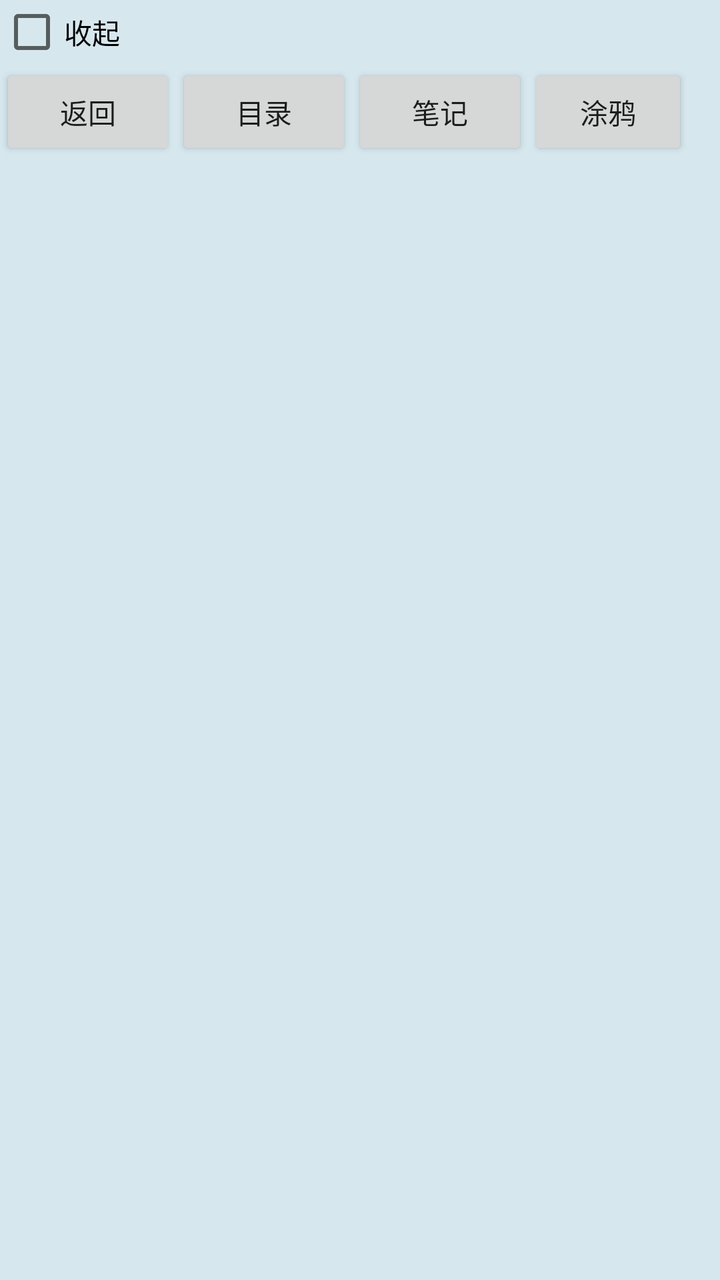
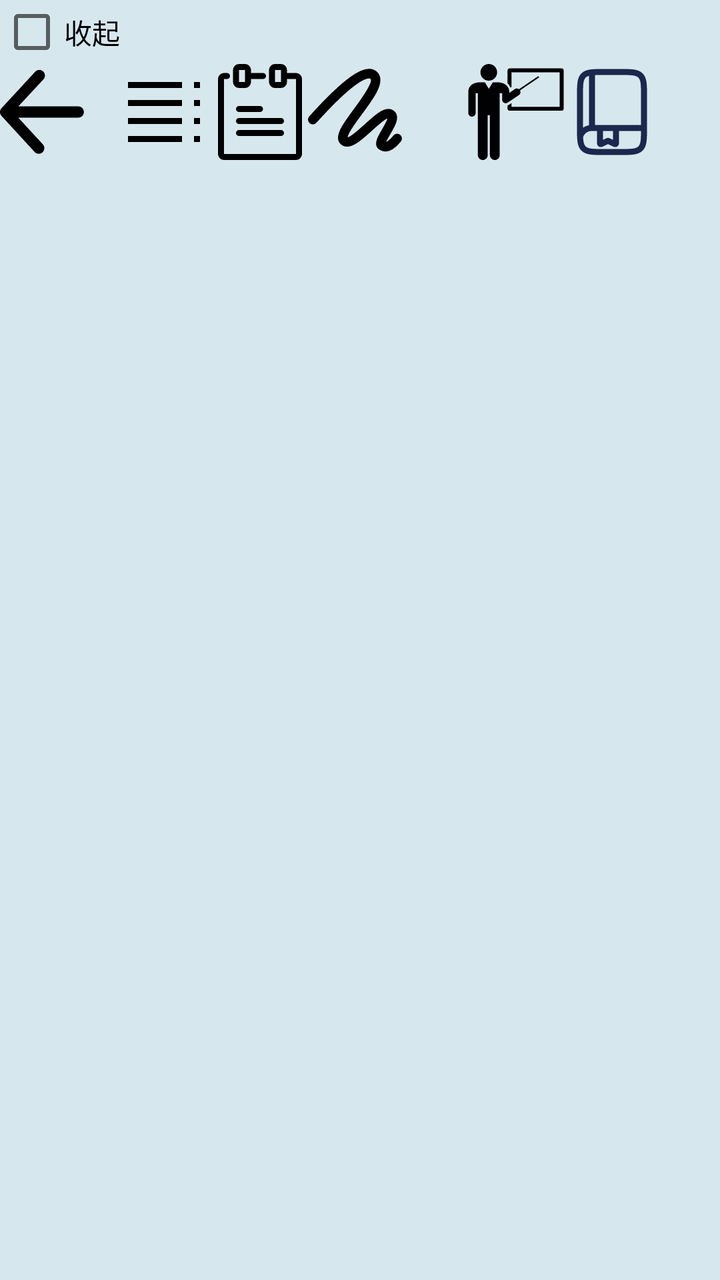

Two renders of the same Android screen: before a commit and after it. Below are the layout's source before the change and the commit's diff.
<!-- AndroidManifest.xml: application theme Theme.IMatesApp.FullScreen -->
<!-- res/layout/floating_pdf_tools.xml -->
<?xml version="1.0" encoding="utf-8"?>
<androidx.constraintlayout.widget.ConstraintLayout
    xmlns:android="http://schemas.android.com/apk/res/android"
    xmlns:app="http://schemas.android.com/apk/res-auto"
    android:background="#80B5D6E4"
    android:layout_width="wrap_content"
    android:layout_height="wrap_content">

    <CheckBox
        android:id="@+id/btn_collapse"
        android:text="收起"
        android:layout_width="wrap_content"
        android:layout_height="wrap_content"
        app:layout_constraintStart_toStartOf="parent"
        app:layout_constraintTop_toTopOf="parent"/>

    <LinearLayout
        android:id="@+id/tools_layout"
        android:layout_width="wrap_content"
        android:layout_height="wrap_content"
        android:orientation="horizontal"
        app:layout_constraintTop_toBottomOf="@id/btn_collapse"
        app:layout_constraintStart_toStartOf="parent">

        <Button
            android:id="@+id/btn_back"
            android:text = "返回"
            android:layout_width="wrap_content"
            android:layout_height="wrap_content"/>

        <Button
            android:id="@+id/btn_contents"
            android:text = "目录"
            android:layout_width="wrap_content"
            android:layout_height="wrap_content"/>

        <Button
            android:id="@+id/btn_thumbnail"
            android:text = "缩略图"
            android:layout_width="wrap_content"
            android:layout_height="wrap_content"
            android:visibility="gone"/>

        <Button
            android:id="@+id/btn_note"
            android:text = "笔记"
            android:layout_width="wrap_content"
            android:layout_height="wrap_content"/>

        <Button
            android:id="@+id/btn_scratch"
            android:text = "涂鸦"
            android:layout_width="wrap_content"
            android:layout_height="wrap_content"
            android:layout_marginEnd="16dp"/>

        <Button
            android:id="@+id/btn_to_schema"
            android:text = "方案"
            android:layout_width="wrap_content"
            android:layout_height="wrap_content" />

        <Button
            android:id="@+id/btn_to_textbook"
            android:text = "教材"
            android:layout_width="wrap_content"
            android:layout_height="wrap_content"/>
    </LinearLayout>

</androidx.constraintlayout.widget.ConstraintLayout>
<!-- resources referenced by this layout -->
<resources>
  <!-- unchanged entries left out for length: 1 -->
</resources>

<!-- the commit's change to res/layout/floating_pdf_tools.xml (unified diff, before → after) -->
@@ -24,15 +24,16 @@
 
         <Button
             android:id="@+id/btn_back"
-            android:text = "返回"
-            android:layout_width="wrap_content"
-            android:layout_height="wrap_content"/>
+            android:background="@drawable/ic_back1"
+            android:layout_marginEnd="16dp"
+            android:layout_width="42dp"
+            android:layout_height="42dp"/>
 
         <Button
             android:id="@+id/btn_contents"
-            android:text = "目录"
-            android:layout_width="wrap_content"
-            android:layout_height="wrap_content"/>
+            android:layout_width="48dp"
+            android:layout_height="48dp"
+            android:background="@drawable/ic_contents" />
 
         <Button
             android:id="@+id/btn_thumbnail"
@@ -43,28 +44,29 @@
 
         <Button
             android:id="@+id/btn_note"
-            android:text = "笔记"
-            android:layout_width="wrap_content"
-            android:layout_height="wrap_content"/>
+            android:background="@drawable/ic_note"
+            android:layout_width="48dp"
+            android:layout_height="48dp"/>
 
         <Button
             android:id="@+id/btn_scratch"
-            android:text = "涂鸦"
-            android:layout_width="wrap_content"
-            android:layout_height="wrap_content"
-            android:layout_marginEnd="16dp"/>
+            android:background="@drawable/ic_scribble"
+            android:layout_width="48dp"
+            android:layout_height="48dp"
+            android:layout_marginEnd="32dp"/>
 
         <Button
             android:id="@+id/btn_to_schema"
-            android:text = "方案"
-            android:layout_width="wrap_content"
-            android:layout_height="wrap_content" />
+
+            android:background="@drawable/ic_schema"
+            android:layout_width="48dp"
+            android:layout_height="48dp" />
 
         <Button
             android:id="@+id/btn_to_textbook"
-            android:text = "教材"
-            android:layout_width="wrap_content"
-            android:layout_height="wrap_content"/>
+            android:background="@drawable/ic_book"
+            android:layout_width="48dp"
+            android:layout_height="48dp"/>
     </LinearLayout>
 
 </androidx.constraintlayout.widget.ConstraintLayout>
<!-- resource entries referenced after the edit -->
@@ -1,5 +1,50 @@
 <!-- resources referenced by this layout -->
 <resources>
+  <!-- drawable ic_back1 (drawable) -->
+  <vector xmlns:android="http://schemas.android.com/apk/res/android" android:height="24dp" android:viewportHeight="1024" android:viewportWidth="1024" android:width="24dp">
+        
+      <path android:fillColor="#000000" android:pathData="M222.9,580.1l301.4,328.5c24.4,28.7 20.8,71.7 -7.9,96.1s-71.7,20.8 -96.1,-7.9L19.6,560a67.8,67.8 0,0 1,-13.8 -20,68 68,0 0,1 -6,-29.5l0,-0.1a68.3,68.3 0,0 1,7.3 -29.1,68.3 68.3,0 0,1 1.4,-2.6 67.6,67.6 0,0 1,10.1 -13.7L430,21.1c25.6,-27.6 68.7,-29.2 96.3,-3.7s29.2,68.7 3.7,96.3L224.1,443.8h730.5c37.6,0 68.2,30.5 68.2,68.2s-30.5,68.2 -68.2,68.2H222.9z"/>
+      
+  </vector>
+  <!-- drawable ic_book: vector/xml drawable (drawable, 2535 chars, omitted) -->
+  <!-- drawable ic_contents (drawable) -->
+  <vector xmlns:android="http://schemas.android.com/apk/res/android" android:height="24dp" android:viewportHeight="32" android:viewportWidth="32" android:width="24dp">
+        
+      <path android:fillColor="#000000" android:pathData="M4,6h18v2h-18z"/>
+        
+      <path android:fillColor="#000000" android:pathData="M4,12h18v2h-18z"/>
+        
+      <path android:fillColor="#000000" android:pathData="M4,18h18v2h-18z"/>
+        
+      <path android:fillColor="#000000" android:pathData="M4,24h18v2h-18z"/>
+        
+      <path android:fillColor="#000000" android:pathData="M26,6h2v2h-2z"/>
+        
+      <path android:fillColor="#000000" android:pathData="M26,12h2v2h-2z"/>
+        
+      <path android:fillColor="#000000" android:pathData="M26,18h2v2h-2z"/>
+        
+      <path android:fillColor="#000000" android:pathData="M26,24h2v2h-2z"/>
+      
+  </vector>
+  <!-- drawable ic_note (drawable) -->
+  <vector xmlns:android="http://schemas.android.com/apk/res/android" android:height="24dp" android:viewportHeight="32" android:viewportWidth="32" android:width="24dp">
+        
+      <path android:fillColor="#00000000" android:pathData="M24,4H28C28.553,4 29,4.447 29,5V30C29,30.553 28.553,31 28,31H4C3.447,31 3,30.553 3,30V5C3,4.447 3.447,4 4,4H5M12,4H17M9,15H16M9,19H23M9,23H23M12,6C12,6.553 11.553,7 11,7H9C8.447,7 8,6.553 8,6V2C8,1.447 8.447,1 9,1H11C11.553,1 12,1.447 12,2V6ZM24,6C24,6.553 23.553,7 23,7H21C20.447,7 20,6.553 20,6V2C20,1.447 20.447,1 21,1H23C23.553,1 24,1.447 24,2V6Z" android:strokeColor="#000000" android:strokeLineCap="round" android:strokeLineJoin="round" android:strokeWidth="2"/>
+      
+  </vector>
+  <!-- drawable ic_schema (drawable) -->
+  <vector xmlns:android="http://schemas.android.com/apk/res/android" android:height="24dp" android:viewportHeight="28.054" android:viewportWidth="28.054" android:width="24dp">
+        
+      <path android:fillColor="#010002" android:pathData="M27.961,1.867v11.204c0,0.319 -0.258,0.578 -0.578,0.578H12.144c-0.319,0 -0.578,-0.259 -0.578,-0.578v-0.885l1.156,-0.775v1.082h14.082V2.444H12.721v4.229c-0.051,0.039 -0.106,0.073 -0.154,0.117l-0.162,0.112c-0.195,-0.51 -0.492,-0.912 -0.839,-1.242V1.867c0,-0.319 0.26,-0.578 0.578,-0.578h15.239C27.703,1.289 27.961,1.547 27.961,1.867zM14.316,9.461l0.692,-0.464h-0.001c0.001,-0.004 0.003,-0.004 0.005,-0.007c0.352,-0.349 0.406,-0.868 0.188,-1.277l5.599,-3.799l-0.254,-0.375l-5.646,3.83c-0.177,-0.128 -0.375,-0.209 -0.583,-0.216c-0.296,-0.01 -0.597,0.09 -0.823,0.317c0,0 -0.005,0.006 -0.007,0.006l-0.138,0.096l-1.254,0.856V8.064c-0.233,-2.769 -3.442,-2.728 -3.442,-2.728h-1.39L6.094,7.258L4.92,5.337H3.587c-3.621,0.068 -3.493,2.727 -3.493,2.727v6.206h0.002c0.001,0.016 -0.002,0.035 -0.002,0.048c0,0.591 0.477,1.066 1.066,1.066c0.587,0 1.064,-0.477 1.064,-1.066c0,-0.013 0,-0.032 -0.002,-0.048h0.002V8.53H2.89L2.882,26.613c0,0.795 0.646,1.441 1.438,1.441c0.795,0 1.439,-0.646 1.439,-1.441v-11.67H6.4v11.683l0.012,0.013c0.01,0.781 0.646,1.415 1.432,1.415c0.789,0 1.431,-0.643 1.431,-1.432L9.271,8.5h0.693v1.888c0,0.002 0,0.007 0,0.009c0,0.587 0.477,1.065 1.063,1.065c0.173,0 0.328,-0.049 0.475,-0.125l0.005,0.007l1.84,-1.234L14.316,9.461zM6.073,4.874c1.346,0 2.437,-1.091 2.437,-2.437S7.419,0 6.073,0S3.636,1.092 3.636,2.437S4.727,4.874 6.073,4.874z"/>
+      
+  </vector>
+  <!-- drawable ic_scribble (drawable) -->
+  <vector xmlns:android="http://schemas.android.com/apk/res/android" android:height="24dp" android:viewportHeight="20" android:viewportWidth="20" android:width="24dp">
+        
+      <path android:fillColor="#00000000" android:fillType="evenOdd" android:pathData="M1,11.579C7.989,3.835 12.244,0.786 13.765,2.434C16.047,4.905 5.556,14.146 7.478,15.954C9.401,17.763 14.996,9.572 17.058,10.411C19.12,11.25 14.115,16.172 15.406,17C16.266,17.551 17.319,17.061 18.566,15.527" android:strokeColor="#000000" android:strokeLineCap="round" android:strokeLineJoin="round" android:strokeWidth="2"/>
+      
+  </vector>
   <!-- unchanged entries left out for length: 1 -->
 </resources>
 
